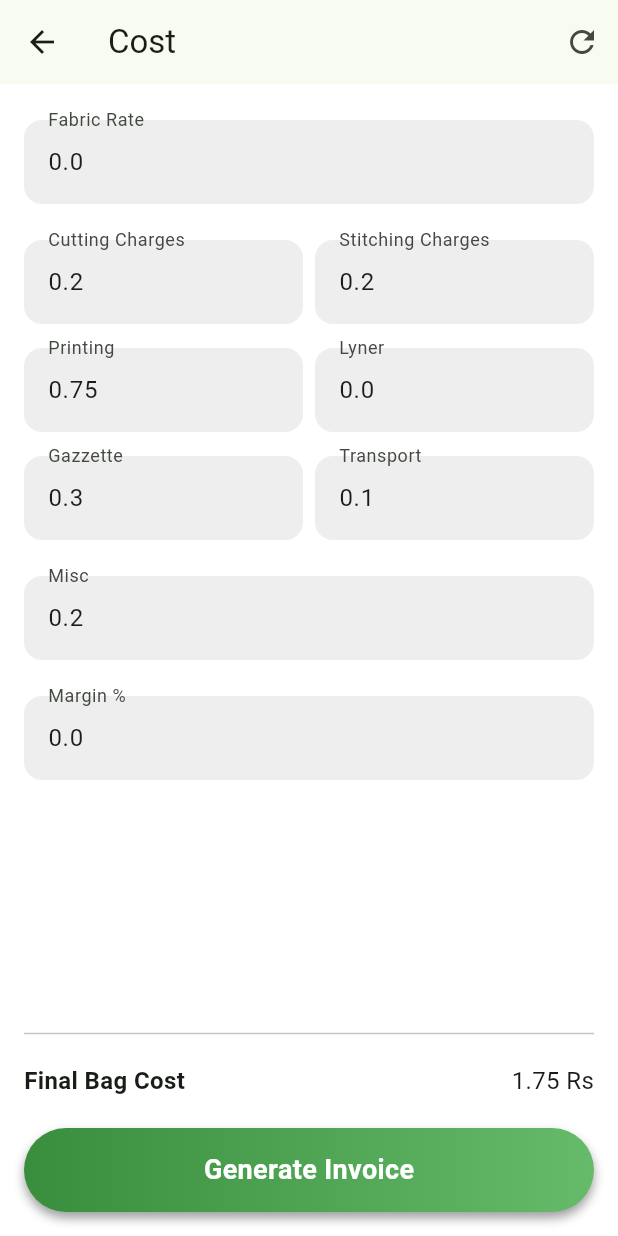
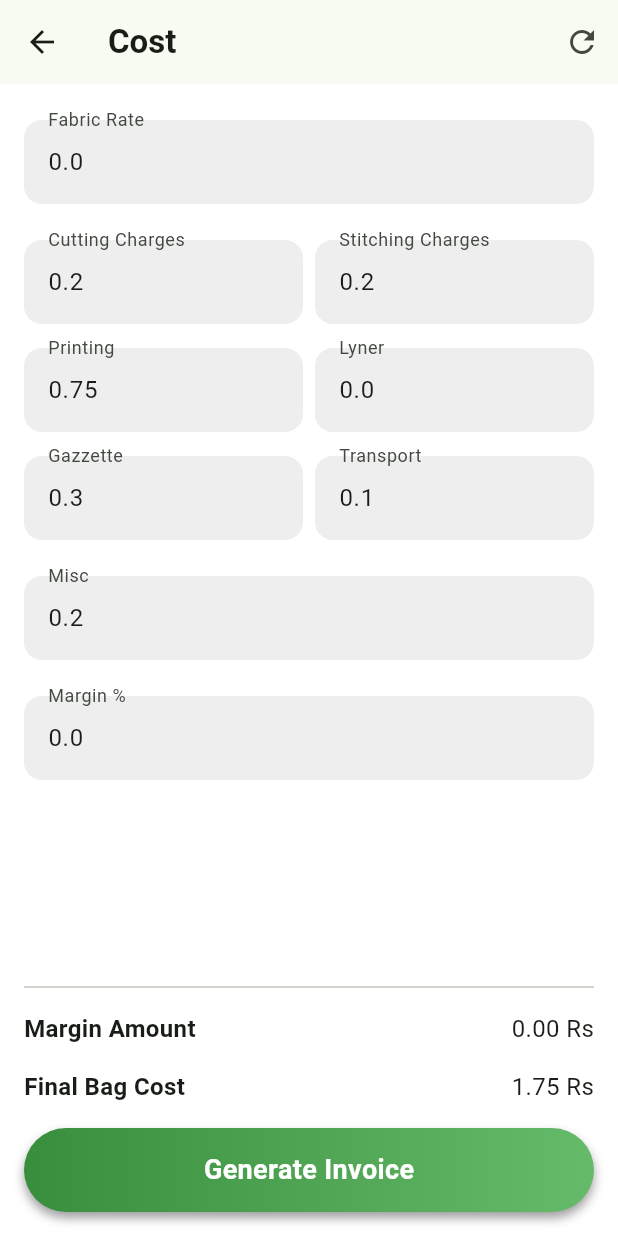
Before and after one commit to Keshav077/PG-Bag-Invoice, a Flutter app: the SectionTwoScreen screen opened directly with empty values, on a phone screen of 412 x 824 dp. Run offline on Flutter 3.47's test engine with Material 3 defaults, Android fonts, the phone set to English and light mode, and no system bars; our stand-ins replace pdf, printing, share_plus.

Commit message:
feat: Margin Amount

```diff
--- a/lib/screens/section_two_screen.dart
+++ b/lib/screens/section_two_screen.dart
@@ -140,7 +140,10 @@ class _SectionTwoScreenState extends State<SectionTwoScreen> {
   Widget build(BuildContext context) {
     return Scaffold(
       appBar: AppBar(
-        title: const Text('Cost'),
+        title: const Text(
+          'Cost',
+          style: TextStyle(fontWeight: FontWeight.bold),
+        ),
         actions: [
           IconButton(
             icon: const Icon(Icons.refresh),
@@ -229,6 +232,11 @@ class _SectionTwoScreenState extends State<SectionTwoScreen> {
               ),
               const Divider(),
               DisplayField(
+                label: 'Margin Amount',
+                value: widget.invoiceData.marginAmount,
+                unit: 'Rs',
+              ),
+              DisplayField(
                 label: 'Final Bag Cost',
                 value: widget.invoiceData.finalBagCost,
                 unit: 'Rs',
--- a/lib/utils/invoice_generator.dart
+++ b/lib/utils/invoice_generator.dart
@@ -123,8 +123,8 @@ class InvoiceGenerator {
       children: [
         pw.Text('Dimensions', style: pw.TextStyle(fontSize: 18, fontWeight: pw.FontWeight.bold)),
         pw.SizedBox(height: 15),
-        _buildSpecRow('Width:', '${invoiceData.width.toStringAsFixed(2)} inches'),
-        _buildSpecRow('Length:', '${invoiceData.length.toStringAsFixed(2)} inches'),
+        _buildSpecRow('Width:', '${invoiceData.width.toStringAsFixed(2)} in.'),
+        _buildSpecRow('Length:', '${invoiceData.length.toStringAsFixed(2)} in.'),
         _buildSpecRow('Grams:', '${invoiceData.grams.toStringAsFixed(2)} g'),
         pw.Divider(height: 20),
         _buildSpecRow('Total Bag Weight:', '${invoiceData.totalBagWeight.round()} g', isBold: true),
--- a/lib/widgets/display_field.dart
+++ b/lib/widgets/display_field.dart
@@ -15,7 +15,7 @@ class DisplayField extends StatelessWidget {
   @override
   Widget build(BuildContext context) {
     return Padding(
-      padding: const EdgeInsets.symmetric(vertical: 12.0),
+      padding: const EdgeInsets.symmetric(vertical: 8.0),
       child: Row(
         mainAxisAlignment: MainAxisAlignment.spaceBetween,
         children: [
```
Also changed, not shown: lib/screens/section_one_screen.dart (+13 -5 lines).
